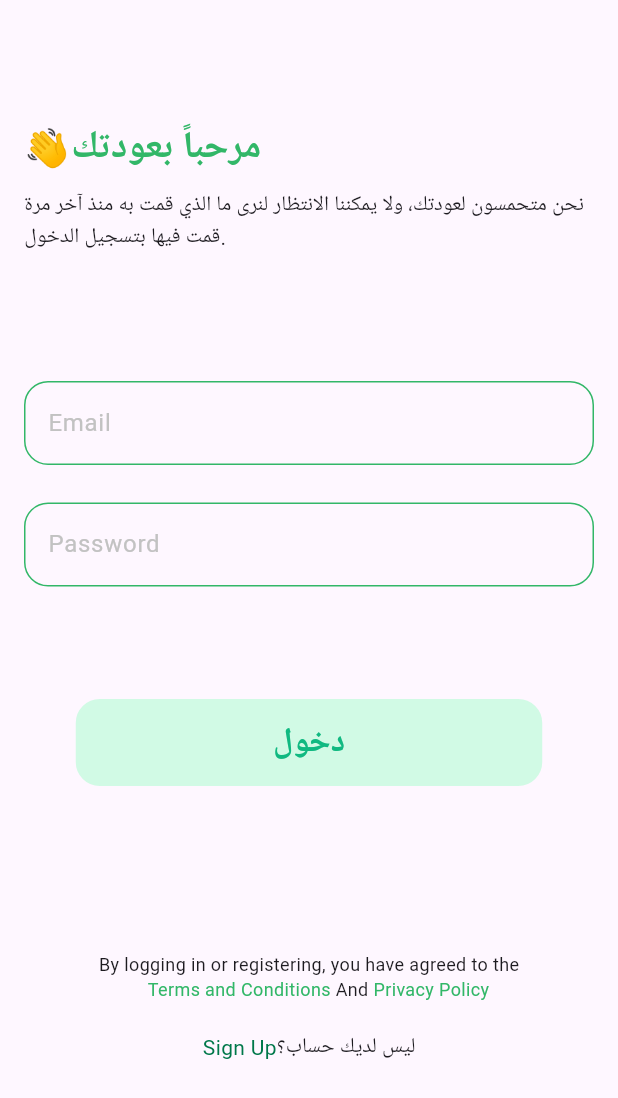
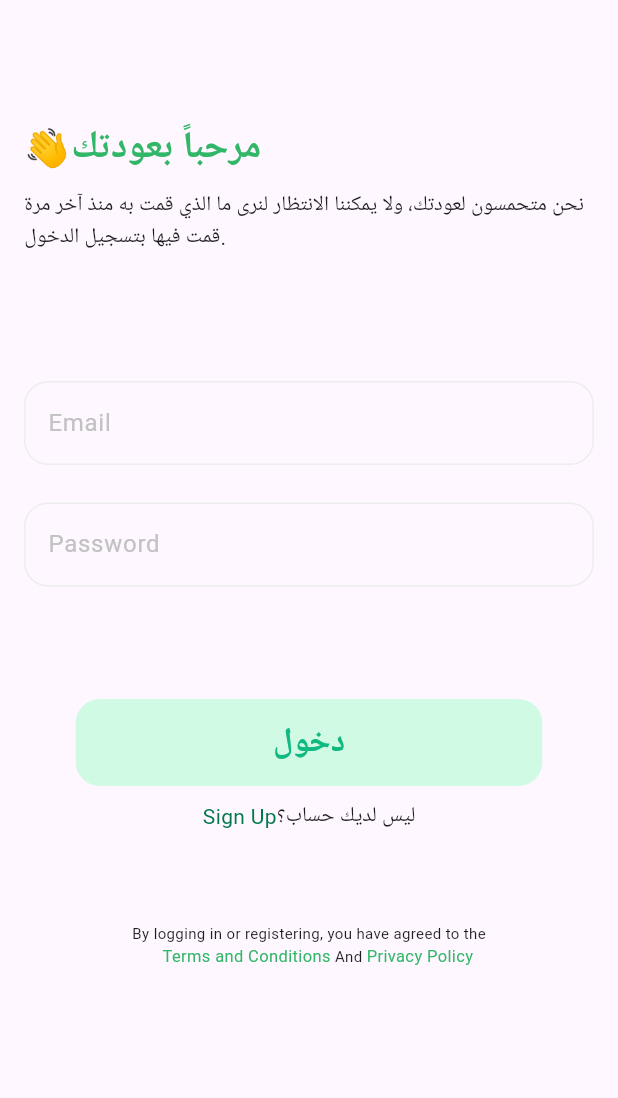
Before and after one commit to Ahmed-mohamed72/Graduation-Project, a Flutter app: the LoginOrRegister screen opened directly, after a tap on "دخول", on a phone screen of 412 x 824 dp. Shown: the top 1098 px of the screen. Run offline on Flutter 3.47's test engine with Material 3 defaults, Android fonts, the phone set to English and light mode, and no system bars; our stand-ins replace flutter_svg, smooth_page_indicator.

Commit message:
Finish Register page UI

```diff
--- a/lib/core/widgets/custom_text_field.dart
+++ b/lib/core/widgets/custom_text_field.dart
@@ -24,7 +24,7 @@ class CustomTextField extends StatelessWidget {
             Radius.circular(16),
           ),
           borderSide: BorderSide(
-            color: Color(0xff32B768),
+            color: Color(0xffEDEDED),
           ),
         ),
         hintText: hint,
--- /dev/null
+++ b/lib/core/widgets/privacy_text.dart
@@ -0,0 +1,42 @@
+import 'package:flutter/material.dart';
+
+class PrivcyText extends StatelessWidget {
+  const PrivcyText({super.key});
+
+  @override
+  Widget build(BuildContext context) {
+    return const Column(
+      children: [
+        Text(
+          'By logging in or registering, you have agreed to the',
+          style: TextStyle(fontSize: 10),
+        ),
+        Row(
+          mainAxisAlignment: MainAxisAlignment.center,
+          children: [
+            Text(
+              '    Terms and Conditions',
+              style: TextStyle(
+                fontSize: 11,
+                color: Color(0xff32B768),
+              ),
+            ),
+            Text(
+              ' And ',
+              style: TextStyle(
+                fontSize: 10,
+              ),
+            ),
+            Text(
+              'Privacy Policy',
+              style: TextStyle(
+                fontSize: 11,
+                color: Color(0xff32B768),
+              ),
+            ),
+          ],
+        ),
+      ],
+    );
+  }
+}
--- a/lib/features/login_or_register/login_or_register.dart
+++ b/lib/features/login_or_register/login_or_register.dart
@@ -2,6 +2,7 @@ import 'package:flutter/cupertino.dart';
 import 'package:flutter/material.dart';
 import 'package:flutter_svg/flutter_svg.dart';
 import 'package:sakan/core/widgets/main_button.dart';
+import 'package:sakan/core/widgets/privacy_text.dart';
 import 'package:sakan/features/registeration/login_screen.dart';
 
 class LoginOrRegister extends StatelessWidget {
@@ -78,38 +79,7 @@ class LoginOrRegister extends StatelessWidget {
               ),
             ),
             const SizedBox(height: 20),
-            const Padding(
-              padding: EdgeInsets.only(left: 16),
-              child: Text(
-                'By logging in or registering, you have agreed to the',
-                style: TextStyle(fontSize: 10),
-              ),
-            ),
-            const Row(
-              mainAxisAlignment: MainAxisAlignment.center,
-              children: [
-                Text(
-                  '    Terms and Conditions',
-                  style: TextStyle(
-                    fontSize: 10,
-                    color: Color(0xff32B768),
-                  ),
-                ),
-                Text(
-                  ' And ',
-                  style: TextStyle(
-                    fontSize: 10,
-                  ),
-                ),
-                Text(
-                  'Privacy Policy',
-                  style: TextStyle(
-                    fontSize: 10,
-                    color: Color(0xff32B768),
-                  ),
-                ),
-              ],
-            ),
+            const PrivcyText()
           ],
         ),
       ),
--- a/lib/features/registeration/login_screen.dart
+++ b/lib/features/registeration/login_screen.dart
@@ -1,7 +1,9 @@
 import 'package:flutter/material.dart';
+import 'package:flutter/widgets.dart';
 import 'package:sakan/core/widgets/bold_text.dart';
 import 'package:sakan/core/widgets/custom_text_field.dart';
 import 'package:sakan/core/widgets/main_button.dart';
+import 'package:sakan/core/widgets/privacy_text.dart';
 
 class LoginPage extends StatelessWidget {
   const LoginPage({super.key});
@@ -12,13 +14,11 @@ class LoginPage extends StatelessWidget {
       body: Padding(
         padding: const EdgeInsets.symmetric(horizontal: 16),
         child: ListView(
-          children: const [
+          children: [
             Column(
               children: [
-                SizedBox(
-                  height: 80,
-                ),
-                Row(
+                const SizedBox(height: 80),
+                const Row(
                   children: [
                     BoldText(
                         color: Color(0xff32B768),
@@ -26,83 +26,44 @@ class LoginPage extends StatelessWidget {
                         text: '👋مرحباً بعودتك')
                   ],
                 ),
-                SizedBox(
-                  height: 10,
-                ),
-                Text(
+                const SizedBox(height: 10),
+                const Text(
                     'نحن متحمسون لعودتك، ولا يمكننا الانتظار لنرى ما الذي قمت به منذ آخر مرة قمت فيها بتسجيل الدخول.'),
-                SizedBox(
-                  height: 85,
-                ),
+                const SizedBox(height: 85),
                 CustomTextField(
                   hint: 'Email',
                 ),
-                SizedBox(
-                  height: 25,
-                ),
+                const SizedBox(height: 25),
                 CustomTextField(
                   hint: 'Password',
                 ),
-                SizedBox(
-                  height: 15,
-                ),
-                SizedBox(
-                  height: 60,
-                ),
-                MainButton(
+                const SizedBox(height: 15),
+                const SizedBox(height: 60),
+                const MainButton(
                   buttonColor: Color(0xffD1FAE5),
                   borderColor: Color(0xffD1FAE5),
                   textColor: Color(0xff10B981),
                   text: 'دخول',
                 ),
-                SizedBox(
-                  height: 50,
-                ),
-                SizedBox(
-                  height: 60,
-                ),
-                Text(
-                  'By logging in or registering, you have agreed to the',
-                  style: TextStyle(fontSize: 12),
-                ),
+                const SizedBox(height: 10),
                 Row(
                   mainAxisAlignment: MainAxisAlignment.center,
                   children: [
-                    Text(
-                      '    Terms and Conditions',
-                      style: TextStyle(
-                        fontSize: 12,
-                        color: Color(0xff32B768),
+                    GestureDetector(
+                      onTap: () {
+                        Navigator.pushNamed(context, "RegisterScreen");
+                      },
+                      child: const Text(
+                        'Sign Up',
+                        style: TextStyle(color: Color(0xff00784A)),
                       ),
                     ),
-                    Text(
-                      ' And ',
-                      style: TextStyle(
-                        fontSize: 12,
-                      ),
-                    ),
-                    Text(
-                      'Privacy Policy',
-                      style: TextStyle(
-                        fontSize: 12,
-                        color: Color(0xff32B768),
-                      ),
-                    ),
+                    const Text('ليس لديك حساب؟')
                   ],
                 ),
-                SizedBox(
-                  height: 20,
-                ),
-                Row(
-                  mainAxisAlignment: MainAxisAlignment.center,
-                  children: [
-                    Text(
-                      'Sign Up',
-                      style: TextStyle(color: Color(0xff00784A)),
-                    ),
-                    Text('ليس لديك حساب؟')
-                  ],
-                )
+                const SizedBox(height: 60),
+                const PrivcyText(),
+                const SizedBox(height: 20),
               ],
             ),
           ],
```
Also changed, not shown: lib/features/registeration/register_screen.dart (+43 -9 lines).
